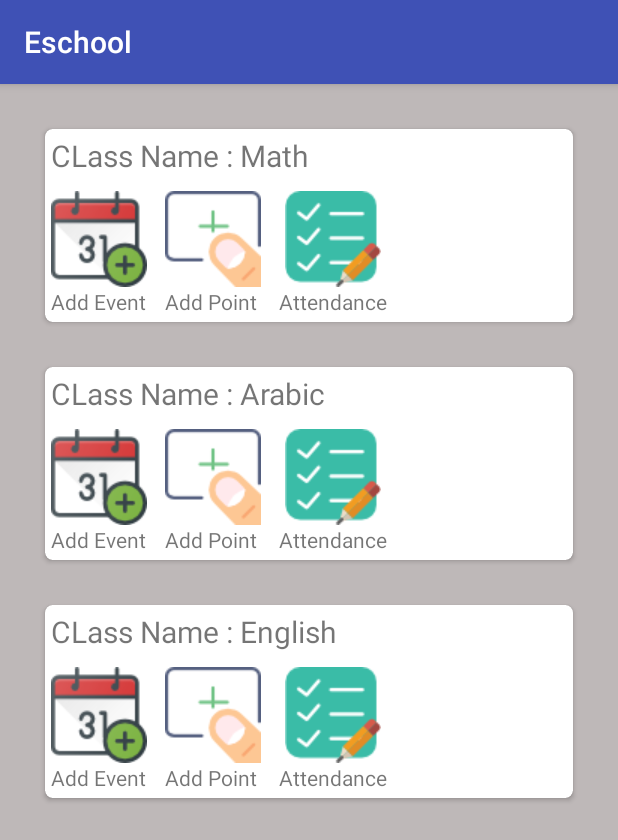
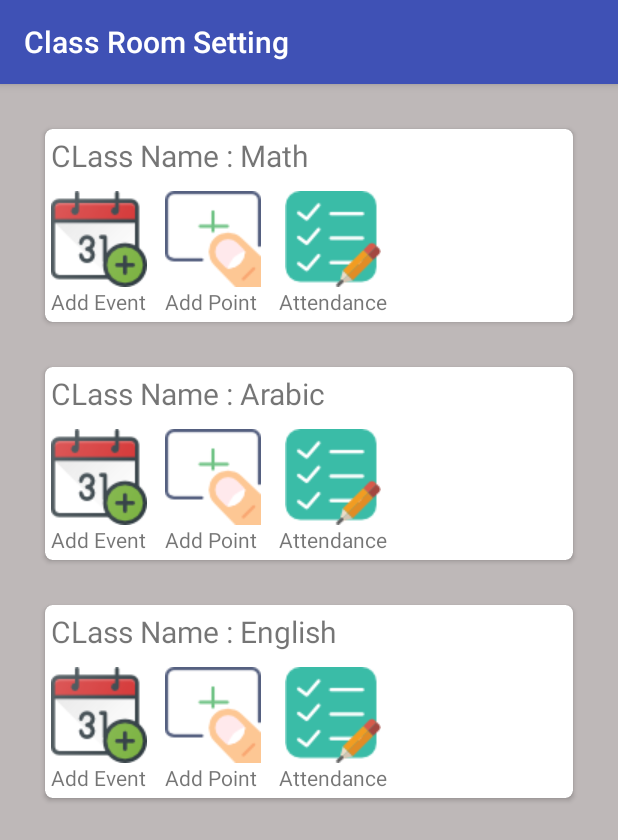
Before and after one commit to iamrahulyadav/Eschool, an Android app: the ClassRoom_teacher screen opened directly, with no data from a screen before it, on a phone screen of 412 x 824 dp. Shown: the top 840 px of the screen. Run offline under Robolectric (Android 15) with nearby library versions, the phone set to English and light mode, and no system bars.

Commit message:
few changes

```diff
--- a/app/src/main/AndroidManifest.xml
+++ b/app/src/main/AndroidManifest.xml
@@ -45,7 +45,8 @@
         <activity android:name=".TechersList_p" />
         <activity android:name=".Studentdetails_classRoom" />
         <activity android:name=".TeacherHome" />
-        <activity android:name=".ClassRoom_teacher" />
+        <activity android:name=".ClassRoom_teacher"
+            android:label="Class Room Setting"/>
         <activity
             android:name=".StudentList"
             android:label="@string/title_activity_student_list"
@@ -53,7 +54,7 @@
         <activity
             android:name=".Teacher_list"
             android:label="@string/title_activity_teacher_list"
-            android:theme="@style/AppTheme.NoActionBar"></activity>
+            android:theme="@style/AppTheme.NoActionBar"/>
     </application>
 
 </manifest>
--- a/app/src/main/java/sas/eschool/ClassRoom_teacher.java
+++ b/app/src/main/java/sas/eschool/ClassRoom_teacher.java
@@ -2,6 +2,7 @@ package sas.eschool;
 
 import android.support.v7.app.AppCompatActivity;
 import android.os.Bundle;
+import android.widget.TextView;
 
 public class ClassRoom_teacher extends AppCompatActivity {
 
@@ -9,5 +10,13 @@ public class ClassRoom_teacher extends AppCompatActivity {
     protected void onCreate(Bundle savedInstanceState) {
         super.onCreate(savedInstanceState);
         setContentView(R.layout.activity_class_room_teacher);
+
+        TextView attendence = findViewById(R.id.attendence);
+        TextView pointt = findViewById(R.id.pointt);
+        TextView eventt = findViewById(R.id.eventt);
+
+
+
+
     }
 }
--- a/app/src/main/java/sas/eschool/fragment/TeachersList_messging.java
+++ b/app/src/main/java/sas/eschool/fragment/TeachersList_messging.java
@@ -24,7 +24,7 @@ public class TeachersList_messging extends Fragment {
     @Override
     public View onCreateView(LayoutInflater inflater, ViewGroup container,
                              Bundle savedInstanceState) {
-        View view = inflater.inflate(R.layout.fragment_teachers_list_messging, container, false);
+        View view = inflater.inflate(R.layout.fragment_teachers_list_messging, null, false);
         CardView teacher = view.findViewById(R.id.first_teacher);
         teacher.setOnClickListener(v -> {
             startActivity(new Intent(getActivity(), Chat.class));
--- a/app/src/main/res/layout/activity_class_room_teacher.xml
+++ b/app/src/main/res/layout/activity_class_room_teacher.xml
@@ -32,17 +32,20 @@
                 android:layout_width="match_parent"
                 android:layout_height="wrap_content">
                 <TextView
+                    android:id="@+id/eventt"
                     android:drawableTop="@drawable/add_event"
                     android:layout_width="wrap_content"
                     android:text="Add Event"
                     android:layout_height="wrap_content" />
                 <TextView
+                    android:id="@+id/pointt"
                     android:layout_marginLeft="12dp"
                     android:drawableTop="@drawable/add_point"
                     android:layout_width="wrap_content"
                     android:text="Add Point"
                     android:layout_height="wrap_content" />
                 <TextView
+                    android:id="@+id/attendence"
                     android:layout_marginLeft="12dp"
                     android:drawableTop="@drawable/check_list"
                     android:layout_width="wrap_content"
```
